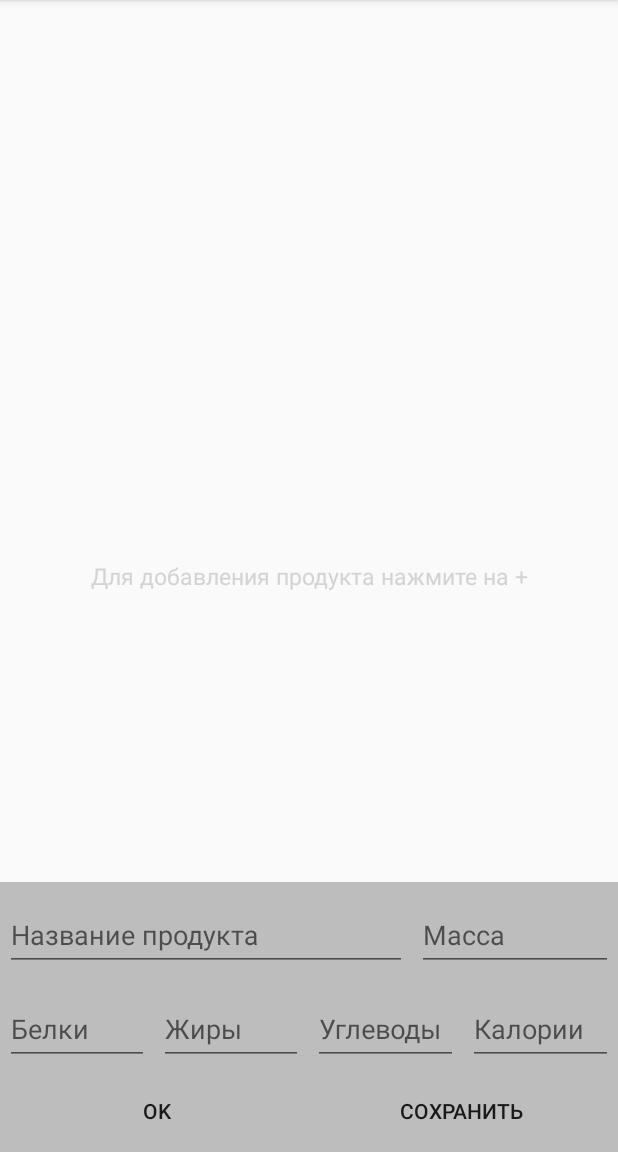
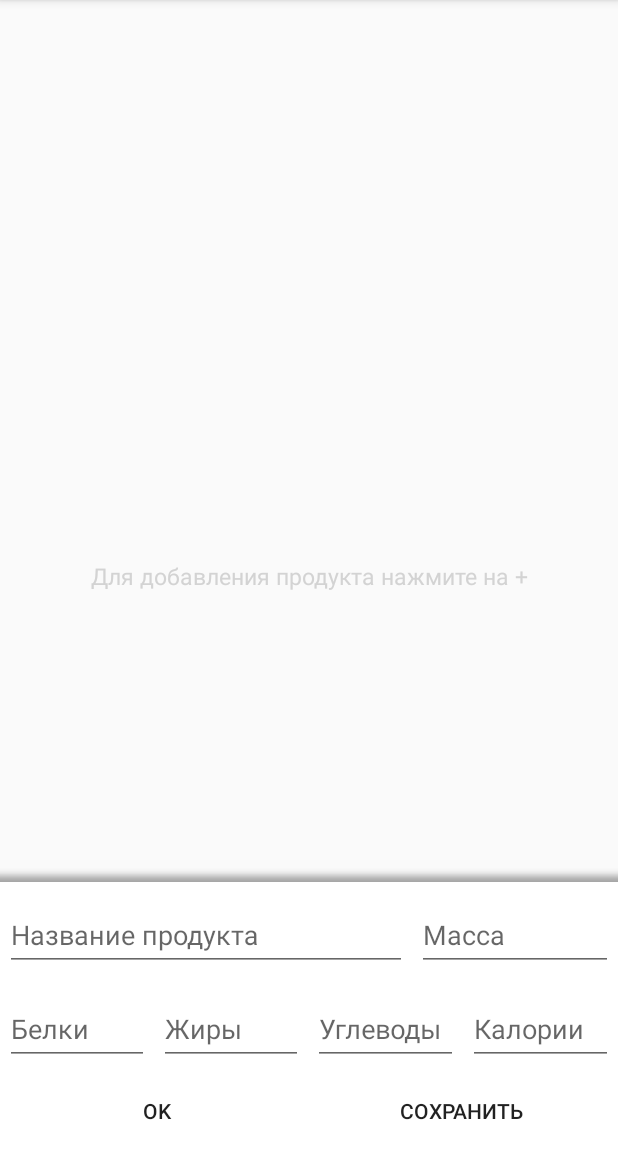
Before and after one commit to korablique/recipe_calculator, an Android app: the CalculatorActivity screen opened directly, with no data from a screen before it, after a tap on an icon or button, on a phone screen of 412 x 824 dp, the part 84-1236 px from its top. Run offline under Robolectric (Android 15) with nearby library versions, the phone set to English and light mode, and no system bars.

Commit message:
Добавлена тень карточки

```diff
--- a/app/src/main/res/layout/card_layout.xml
+++ b/app/src/main/res/layout/card_layout.xml
@@ -4,9 +4,19 @@
     android:layout_width="match_parent"
     android:layout_height="wrap_content"
     android:orientation="vertical"
-    android:clickable="true"
-    android:background="@color/colorDivider">
+    android:clickable="true">
 
+    <ImageView
+        android:layout_width="match_parent"
+        android:layout_height="wrap_content"
+        android:src="@drawable/shadow_top"
+        android:scaleType="fitXY"/>
+
+    <LinearLayout
+        android:layout_width="match_parent"
+        android:layout_height="wrap_content"
+        android:orientation="vertical"
+        android:background="@android:color/white">
         <LinearLayout
             android:layout_width="match_parent"
             android:layout_height="wrap_content"
@@ -135,3 +145,4 @@
                 android:background="?android:attr/selectableItemBackground"/>
         </LinearLayout>
     </LinearLayout>
+</LinearLayout>
```
Also changed, not shown: app/src/main/res/drawable/shadow_top.9.png (added). Lines whose indentation alone changed are shown as unchanged.
